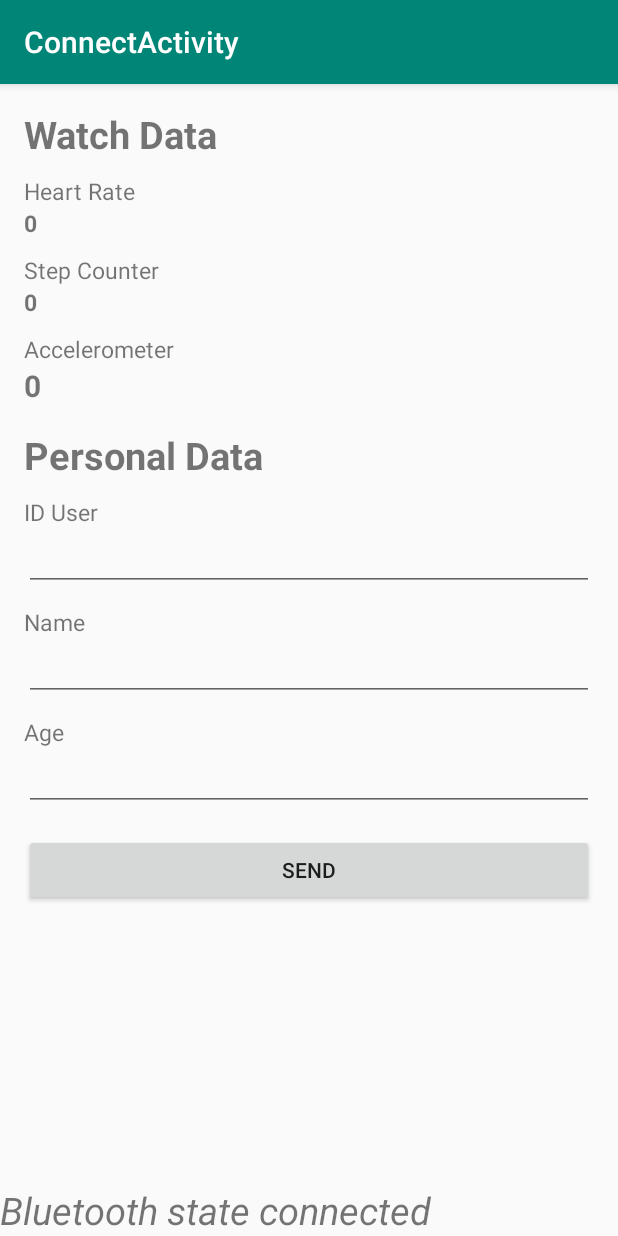
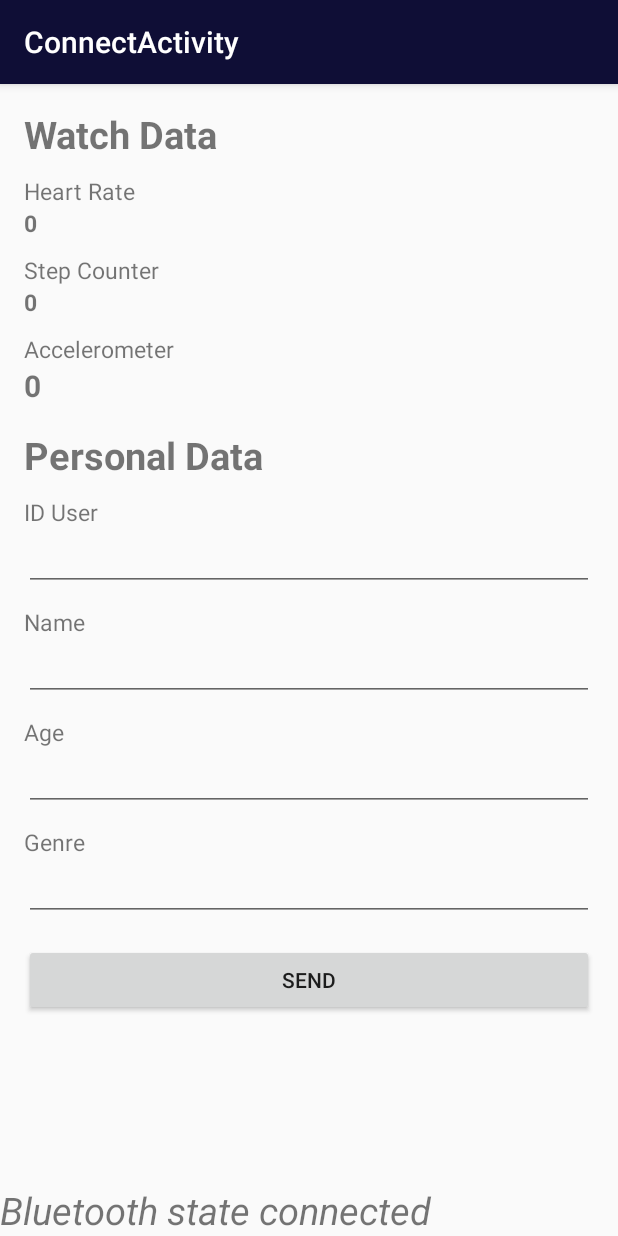
Before and after one commit to henry-sabogal/ControlDiabetes, an Android app: the ConnectActivity screen opened directly, with no data from a screen before it, on a phone screen of 412 x 824 dp. Run offline under Robolectric (Android 15) with nearby library versions, the phone set to English and light mode, and no system bars; network calls fail; 8 statements that could not run were skipped.

Commit message:
Splash Screen

```diff
--- a/app/src/main/AndroidManifest.xml
+++ b/app/src/main/AndroidManifest.xml
@@ -26,7 +26,7 @@
             android:name=".SelectDeviceActivity"
             android:label="@string/title_activity_select_device"
             android:theme="@style/AppTheme.Launcher" />
-        <activity android:name=".MainActivity">
+        <activity android:name=".MainActivity" android:theme="@style/SplashTheme">
             <intent-filter>
                 <action android:name="android.intent.action.MAIN" />
 
--- a/app/src/main/java/com/mastergenova/controldiabetes/MainActivity.java
+++ b/app/src/main/java/com/mastergenova/controldiabetes/MainActivity.java
@@ -10,9 +10,9 @@ public class MainActivity extends AppCompatActivity {
     @Override
     protected void onCreate(Bundle savedInstanceState) {
         super.onCreate(savedInstanceState);
-        setContentView(R.layout.activity_main);
+        //setContentView(R.layout.activity_main);
 
-        getSupportActionBar().hide();
+        //getSupportActionBar().hide();
         Intent intent = new Intent(this, SelectDeviceActivity.class);
         startActivity(intent);
         finish();
--- /dev/null
+++ b/app/src/main/res/drawable/splash_theme.xml
@@ -0,0 +1,7 @@
+<?xml version="1.0" encoding="utf-8"?>
+<layer-list xmlns:android="http://schemas.android.com/apk/res/android">
+    <item android:drawable="@color/colorPrimary" />
+    <item>
+        <bitmap android:src="@drawable/diabetes_control" android:gravity="center"/>
+    </item>
+</layer-list>
--- a/app/src/main/res/layout/content_connect.xml
+++ b/app/src/main/res/layout/content_connect.xml
@@ -131,6 +131,19 @@
                     android:layout_height="wrap_content"
                     android:textSize="15dp" />
 
+                <TextView
+                    android:layout_width="match_parent"
+                    android:layout_height="wrap_content"
+                    android:text="@string/genre_label"
+                    android:textSize="15dp"
+                    android:layout_marginTop="10dp"
+                    />
+
+                <EditText
+                    android:layout_width="match_parent"
+                    android:layout_height="wrap_content"
+                    android:textSize="15dp" />
+
                 <Button
                     android:layout_width="match_parent"
                     android:layout_height="wrap_content"
--- a/app/src/main/res/values/colors.xml
+++ b/app/src/main/res/values/colors.xml
@@ -1,6 +1,6 @@
 <?xml version="1.0" encoding="utf-8"?>
 <resources>
-    <color name="colorPrimary">#008577</color>
-    <color name="colorPrimaryDark">#00574B</color>
+    <color name="colorPrimary">#0f0e36</color>
+    <color name="colorPrimaryDark">#09f</color>
     <color name="colorAccent">#D81B60</color>
 </resources>
--- a/app/src/main/res/values/strings.xml
+++ b/app/src/main/res/values/strings.xml
@@ -32,6 +32,7 @@
     <string name="age_label">Age</string>
     <string name="send_button_label">Send</string>
     <string name="watch_data">Watch Data</string>
+    <string name="genre_label">Genre</string>
 
     <string name="intro_message">
         <![CDATA[
--- a/app/src/main/res/values/styles.xml
+++ b/app/src/main/res/values/styles.xml
@@ -36,4 +36,8 @@
         <item name="android:shadowRadius">2</item>
     </style>
 
+    <style name="SplashTheme" parent="Theme.AppCompat.NoActionBar">
+        <item name="android:windowBackground">@drawable/splash_theme</item>
+    </style>
+
 </resources>
```
Also changed, not shown: app/src/main/res/drawable-hdpi/diabetes_control.png (added), app/src/main/res/drawable-ldpi/diabetes_control.png (added), app/src/main/res/drawable-mdpi/diabetes_control.png (added), app/src/main/res/drawable-xhdpi/diabetes_control.png (added), app/src/main/res/drawable-xxhdpi/diabetes_control.png (added), app/src/main/res/drawable-xxxhdpi/diabetes_control.png (added).
